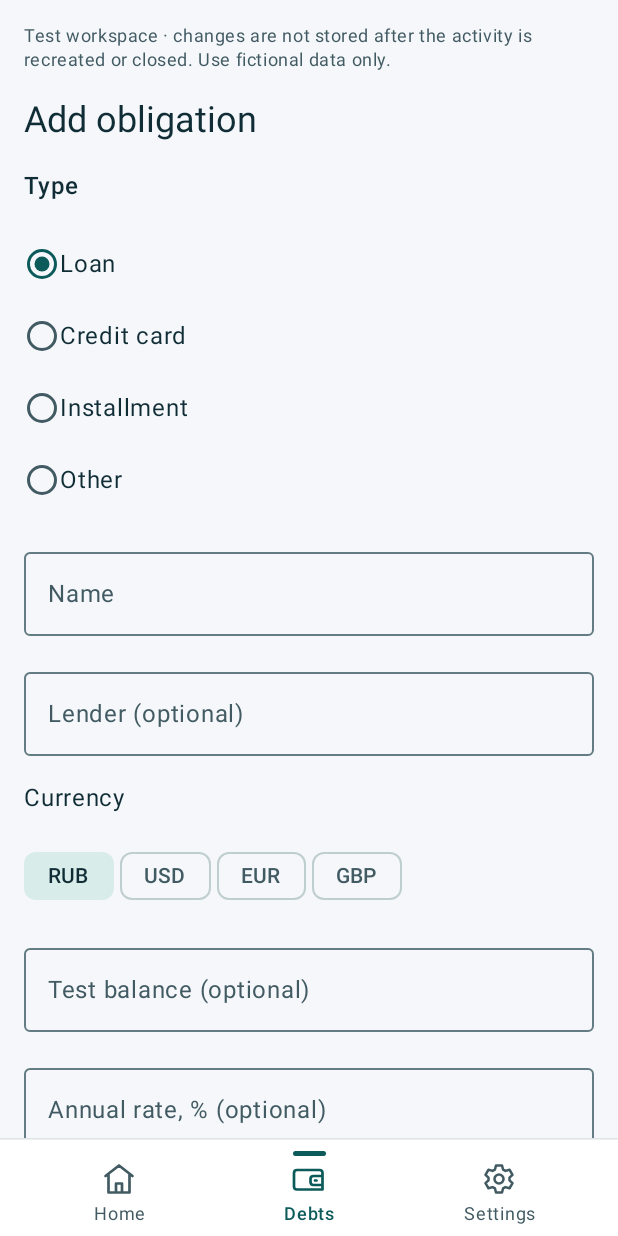
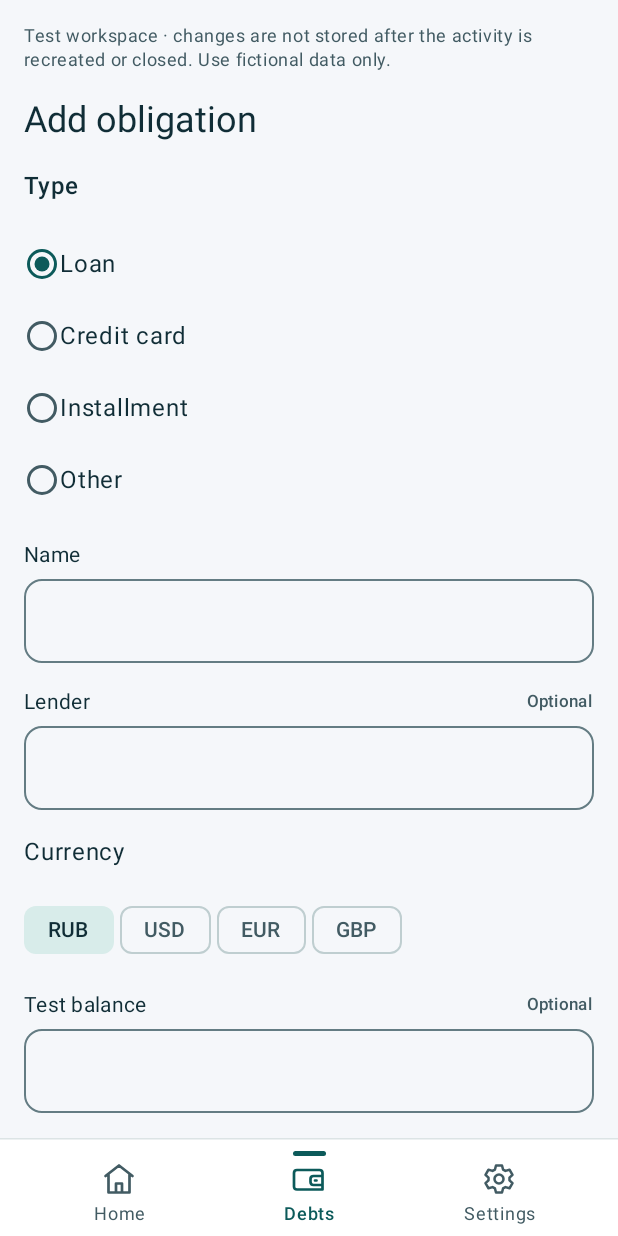
Before and after one commit to Ketarro/Credivaro, an Android app built with Jetpack Compose: the screen it shows after launch (MainActivity), after a tap on "Add obligation", on a phone screen of 412 x 824 dp. Run offline under Robolectric (Android 15) with nearby library versions, the phone set to English and light mode, and no system bars; 1 other tap on this screen came first.

Commit message:
fix: stabilize preference rows and keyboard-safe obligation forms

```diff
--- a/app/build.gradle.kts
+++ b/app/build.gradle.kts
@@ -10,7 +10,7 @@ android {
         applicationId = "io.github.ketarro.credivaro"
         minSdk = 26
         targetSdk = 36
-        versionCode = 6
+        versionCode = 7
         versionName = "0.1.0-alpha"
         resourceConfigurations += listOf("en", "ru")
     }
--- a/app/src/main/AndroidManifest.xml
+++ b/app/src/main/AndroidManifest.xml
@@ -8,7 +8,8 @@
             <meta-data android:name="autoStoreLocales" android:value="true"/>
         </service>
         <activity android:name=".MainActivity" android:exported="true"
-            android:configChanges="locale|layoutDirection">
+            android:configChanges="locale|layoutDirection"
+            android:windowSoftInputMode="adjustResize">
             <intent-filter>
                 <action android:name="android.intent.action.MAIN"/>
                 <category android:name="android.intent.category.LAUNCHER"/>
--- a/app/src/main/java/io/github/ketarro/credivaro/ui/ObligationPreview.kt
+++ b/app/src/main/java/io/github/ketarro/credivaro/ui/ObligationPreview.kt
@@ -13,6 +13,10 @@ import androidx.compose.ui.Modifier
 import androidx.compose.ui.platform.LocalConfiguration
 import androidx.compose.ui.res.stringResource
 import androidx.compose.ui.semantics.Role
+import androidx.compose.ui.semantics.contentDescription
+import androidx.compose.ui.semantics.semantics
+import androidx.compose.ui.semantics.clearAndSetSemantics
+import androidx.compose.ui.platform.LocalFocusManager
 import androidx.compose.ui.text.input.KeyboardType
 import androidx.compose.ui.unit.dp
 import io.github.ketarro.credivaro.R
@@ -153,6 +157,7 @@ private fun PreviewEditor(existing: Obligation?, onCancel: () -> Unit, onSave: (
     }?.raw().orEmpty()) }
     var limit by remember { mutableStateOf((oldTerms as? ObligationTerms.CreditCard)?.creditLimit?.raw().orEmpty()) }
     var error by remember { mutableStateOf(false) }
+    val focusManager = LocalFocusManager.current
     Text(stringResource(if (existing == null) R.string.add_obligation else R.string.edit_obligation), style = MaterialTheme.typography.headlineSmall)
     Text(stringResource(R.string.field_type), style = MaterialTheme.typography.titleMedium)
     Column(Modifier.selectableGroup()) {
@@ -165,8 +170,8 @@ private fun PreviewEditor(existing: Obligation?, onCancel: () -> Unit, onSave: (
             }
         }
     }
-    OutlinedTextField(title, { title = it.take(120) }, Modifier.fillMaxWidth(), label = { Text(stringResource(R.string.field_title)) }, singleLine = true)
-    OutlinedTextField(lender, { lender = it.take(120) }, Modifier.fillMaxWidth(), label = { Text(stringResource(R.string.field_lender)) }, singleLine = true)
+    StaticField(title, { title = it.take(120) }, R.string.field_title, optional = false)
+    StaticField(lender, { lender = it.take(120) }, R.string.form_lender)
     Text(stringResource(R.string.field_currency))
     Row(horizontalArrangement = Arrangement.spacedBy(4.dp)) {
         currencies.forEach { code ->
@@ -174,12 +179,12 @@ private fun PreviewEditor(existing: Obligation?, onCancel: () -> Unit, onSave: (
                 label = { Text(code) }, enabled = existing == null)
         }
     }
-    AmountField(balance, { balance = it }, R.string.field_balance)
+    AmountField(balance, { balance = it }, R.string.form_balance)
     if (type != ObligationType.OTHER) {
-        AmountField(rate, { rate = it }, R.string.field_rate)
-        AmountField(payment, { payment = it }, if (type == ObligationType.CREDIT_CARD) R.string.field_minimum else R.string.field_payment)
+        AmountField(rate, { rate = it }, R.string.form_rate)
+        AmountField(payment, { payment = it }, if (type == ObligationType.CREDIT_CARD) R.string.form_minimum else R.string.form_payment)
     }
-    if (type == ObligationType.CREDIT_CARD) AmountField(limit, { limit = it }, R.string.field_limit)
+    if (type == ObligationType.CREDIT_CARD) AmountField(limit, { limit = it }, R.string.form_limit)
     Text(stringResource(R.string.field_amount_hint), style = MaterialTheme.typography.bodySmall)
     Text(stringResource(R.string.preview_bank_zone), style = MaterialTheme.typography.bodySmall)
     if (error) Text(stringResource(R.string.invalid_fields), color = MaterialTheme.colorScheme.error)
@@ -202,13 +207,32 @@ private fun PreviewEditor(existing: Obligation?, onCancel: () -> Unit, onSave: (
             require(ObligationValidator.validate(value, today).isEmpty())
             value
         }.getOrNull()
-        if (result == null) error = true else onSave(result)
+        if (result == null) error = true else { focusManager.clearFocus(); onSave(result) }
     }) { Text(stringResource(R.string.save)) }
-    TextButton(onClick = onCancel) { Text(stringResource(R.string.cancel)) }
+    TextButton(onClick = { focusManager.clearFocus(); onCancel() }) { Text(stringResource(R.string.cancel)) }
 }
 
 @Composable
 private fun AmountField(value: String, update: (String) -> Unit, label: Int) {
-    OutlinedTextField(value, { update(it.take(32)) }, Modifier.fillMaxWidth(), label = { Text(stringResource(label)) },
-        singleLine = true, keyboardOptions = KeyboardOptions(keyboardType = KeyboardType.Decimal))
+    StaticField(value, { update(it.take(32)) }, label, keyboardType = KeyboardType.Decimal)
 }
+
+@Composable
+private fun StaticField(value: String, update: (String) -> Unit, label: Int,
+    optional: Boolean = true, keyboardType: KeyboardType = KeyboardType.Text) {
+    val title = stringResource(label)
+    val optionalLabel = stringResource(R.string.form_optional)
+    val accessibleLabel = if (optional) stringResource(R.string.form_accessible_optional, title, optionalLabel) else title
+    Column(Modifier.fillMaxWidth(), verticalArrangement = Arrangement.spacedBy(6.dp)) {
+        Row(Modifier.fillMaxWidth().clearAndSetSemantics {},
+            verticalAlignment = Alignment.CenterVertically, horizontalArrangement = Arrangement.spacedBy(8.dp)) {
+            Text(title, Modifier.weight(1f), style = MaterialTheme.typography.bodyMedium)
+            if (optional) Text(optionalLabel, style = MaterialTheme.typography.labelSmall,
+                color = MaterialTheme.colorScheme.onSurfaceVariant)
+        }
+        OutlinedTextField(value = value, onValueChange = update,
+            modifier = Modifier.fillMaxWidth().semantics { contentDescription = accessibleLabel },
+            singleLine = true, shape = RoundedCornerShape(12.dp),
+            keyboardOptions = KeyboardOptions(keyboardType = keyboardType))
+    }
+}
--- a/app/src/main/res/values/strings.xml
+++ b/app/src/main/res/values/strings.xml
@@ -70,4 +70,14 @@
     <string name="field_amount_hint">Decimal point or comma; no grouping</string>
     <string name="preview_bank_zone">Test dates use the device time zone.</string>
     <string name="privacy_preview">No account or network access. Test financial records remain in memory only.</string>
+    <string name="language_short">Language</string>
+    <string name="system_short">Auto</string>
+    <string name="form_lender">Lender</string>
+    <string name="form_balance">Test balance</string>
+    <string name="form_rate">Annual rate, %</string>
+    <string name="form_payment">Scheduled payment</string>
+    <string name="form_minimum">Minimum payment</string>
+    <string name="form_limit">Credit limit</string>
+    <string name="form_optional">Optional</string>
+    <string name="form_accessible_optional">%1$s, %2$s</string>
 </resources>
```
Also changed, not shown: app/src/main/java/io/github/ketarro/credivaro/MainActivity.kt (+31 -13 lines), 3 other files.
